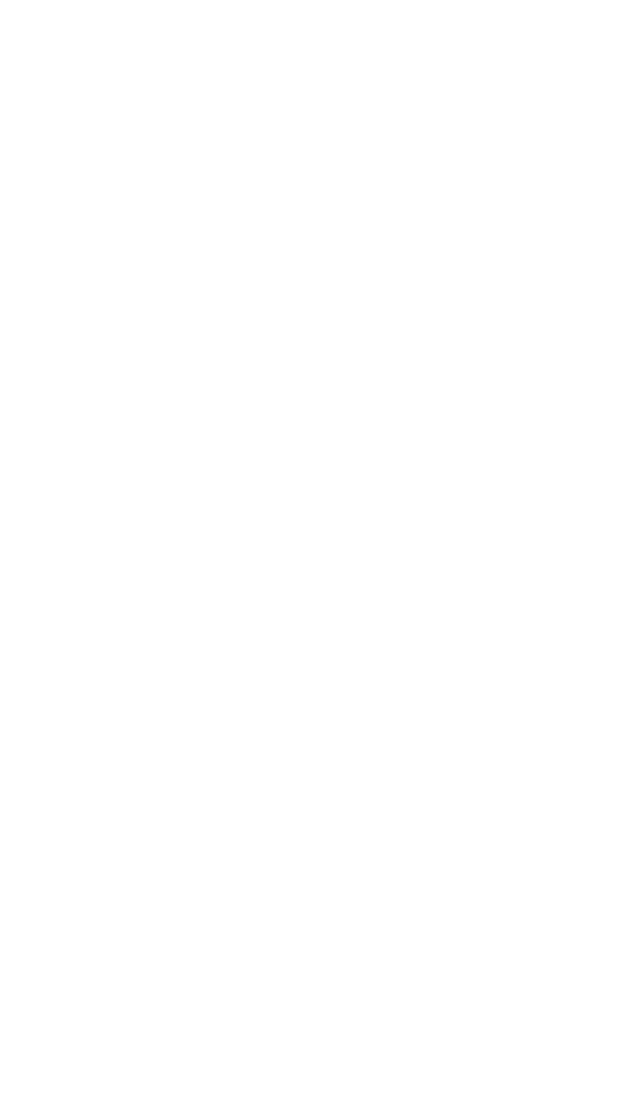
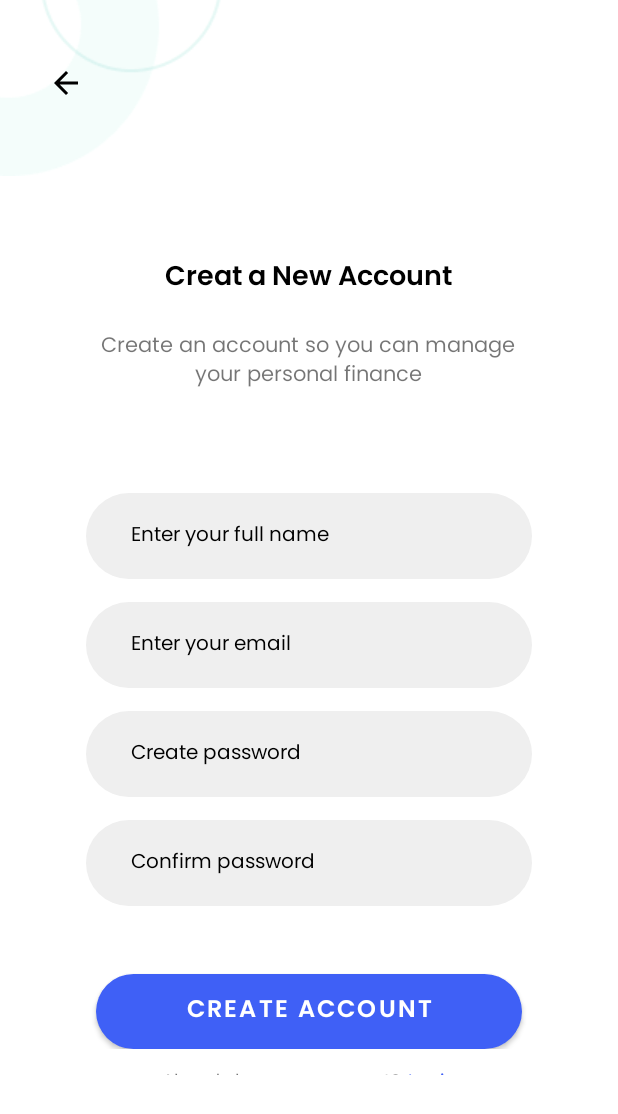
Before and after one commit to khrisnandika/PerumahanMobile, an Android app: the Register screen opened directly, with no data from a screen before it, on a phone screen of 412 x 824 dp. Before the commit the part shown is empty. Shown: the top 1114 px of the screen. Run offline under Robolectric (Android 15) with nearby library versions, the phone set to English and light mode, and no system bars.

Commit message:
add ui register layout

```diff
--- a/app/src/main/res/layout/activity_register.xml
+++ b/app/src/main/res/layout/activity_register.xml
@@ -1,9 +1,150 @@
 <?xml version="1.0" encoding="utf-8"?>
-<androidx.constraintlayout.widget.ConstraintLayout xmlns:android="http://schemas.android.com/apk/res/android"
+<RelativeLayout xmlns:android="http://schemas.android.com/apk/res/android"
     xmlns:app="http://schemas.android.com/apk/res-auto"
     xmlns:tools="http://schemas.android.com/tools"
     android:layout_width="match_parent"
     android:layout_height="match_parent"
     tools:context=".Register">
 
-</androidx.constraintlayout.widget.ConstraintLayout>
+    <ImageView
+        android:id="@+id/bubble1"
+        android:layout_width="wrap_content"
+        android:layout_height="wrap_content"
+        android:src="@drawable/bubble"
+        android:layout_alignParentTop="true"
+        android:layout_alignParentLeft="true"
+        />
+    <ImageView
+        android:layout_width="wrap_content"
+        android:layout_height="wrap_content"
+        android:src="@drawable/back_24"
+        android:layout_marginTop="43dp"
+        android:layout_marginLeft="32dp"
+        />
+    <TextView
+        android:id="@+id/txt1"
+        android:layout_width="wrap_content"
+        android:layout_height="wrap_content"
+        android:layout_marginTop="170dp"
+        android:layout_centerHorizontal="true"
+        android:text="Creat a New Account"
+        android:fontFamily="@font/poppinssemibold"
+        android:textColor="@color/black"
+        android:textSize="18dp"
+        />
+    <TextView
+        android:id="@+id/txt2"
+        android:layout_width="295dp"
+        android:layout_height="wrap_content"
+        android:layout_marginTop="18dp"
+        android:layout_centerHorizontal="true"
+        android:textAlignment="center"
+        android:layout_below="@+id/txt1"
+        android:text="Create an account so you can manage your personal finance"
+        android:fontFamily="@font/poppinsregular"
+        />
+
+    <LinearLayout
+        android:id="@+id/layout1"
+        android:layout_width="match_parent"
+        android:layout_height="wrap_content"
+        android:layout_below="@+id/txt2"
+        android:orientation="vertical">
+
+        <EditText
+            android:id="@+id/txtField1"
+            android:layout_width="297dp"
+            android:layout_height="57dp"
+            android:layout_marginTop="66dp"
+            android:layout_below="@+id/txt2"
+            android:layout_gravity="center"
+            android:hint="Enter your full name"
+            android:textColorHint="@color/black"
+            android:paddingLeft="30dp"
+            android:textSize="13dp"
+            android:background="@drawable/round_button"
+            android:backgroundTint="#EFEFEF"
+            android:fontFamily="@font/poppinsregular"/>
+        <EditText
+            android:id="@+id/txtField2"
+            android:layout_width="297dp"
+            android:layout_height="57dp"
+            android:layout_marginTop="15dp"
+            android:layout_below="@+id/txt2"
+            android:layout_gravity="center"
+            android:hint="Enter your email"
+            android:textColorHint="@color/black"
+            android:paddingLeft="30dp"
+            android:textSize="13dp"
+            android:background="@drawable/round_button"
+            android:backgroundTint="#EFEFEF"
+            android:fontFamily="@font/poppinsregular"/>
+        <EditText
+            android:id="@+id/txtField3"
+            android:layout_width="297dp"
+            android:layout_height="57dp"
+            android:layout_marginTop="15dp"
+            android:layout_below="@+id/txt2"
+            android:layout_gravity="center"
+            android:hint="Create password"
+            android:textColorHint="@color/black"
+            android:paddingLeft="30dp"
+            android:textSize="13dp"
+            android:background="@drawable/round_button"
+            android:backgroundTint="#EFEFEF"
+            android:fontFamily="@font/poppinsregular"/>
+        <EditText
+            android:id="@+id/txtField4"
+            android:layout_width="297dp"
+            android:layout_height="57dp"
+            android:layout_marginTop="15dp"
+            android:layout_below="@+id/txt2"
+            android:layout_gravity="center"
+            android:hint="Confirm password"
+            android:textColorHint="@color/black"
+            android:paddingLeft="30dp"
+            android:textSize="13dp"
+            android:background="@drawable/round_button"
+            android:backgroundTint="#EFEFEF"
+            android:fontFamily="@font/poppinsregular"/>
+        <Button
+            android:layout_width="284dp"
+            android:layout_height="50dp"
+            android:layout_marginTop="45dp"
+            app:backgroundTint="@color/blue"
+            android:layout_gravity="center"
+            android:background="@drawable/round_button"
+            android:text="Create account"
+            android:textSize="16dp"
+            android:fontFamily="@font/poppinssemibold"
+            />
+    </LinearLayout>
+
+    <LinearLayout
+        android:layout_width="match_parent"
+        android:layout_height="wrap_content"
+        android:orientation="horizontal"
+        android:gravity="center"
+        android:layout_marginTop="12dp"
+        android:layout_below="@id/layout1"
+        android:layout_marginBottom="107dp">
+
+        <TextView
+            android:layout_width="wrap_content"
+            android:layout_height="wrap_content"
+            android:text="Already have an account?"
+            android:fontFamily="@font/poppinsregular"
+            android:textSize="12dp"
+            />
+        <TextView
+            android:layout_width="wrap_content"
+            android:layout_height="wrap_content"
+            android:text="Login"
+            android:layout_marginLeft="5dp"
+            android:fontFamily="@font/poppinsregular"
+            android:textColor="@color/blue"
+            android:textSize="12dp"
+            />
+    </LinearLayout>
+
+</RelativeLayout>
```
